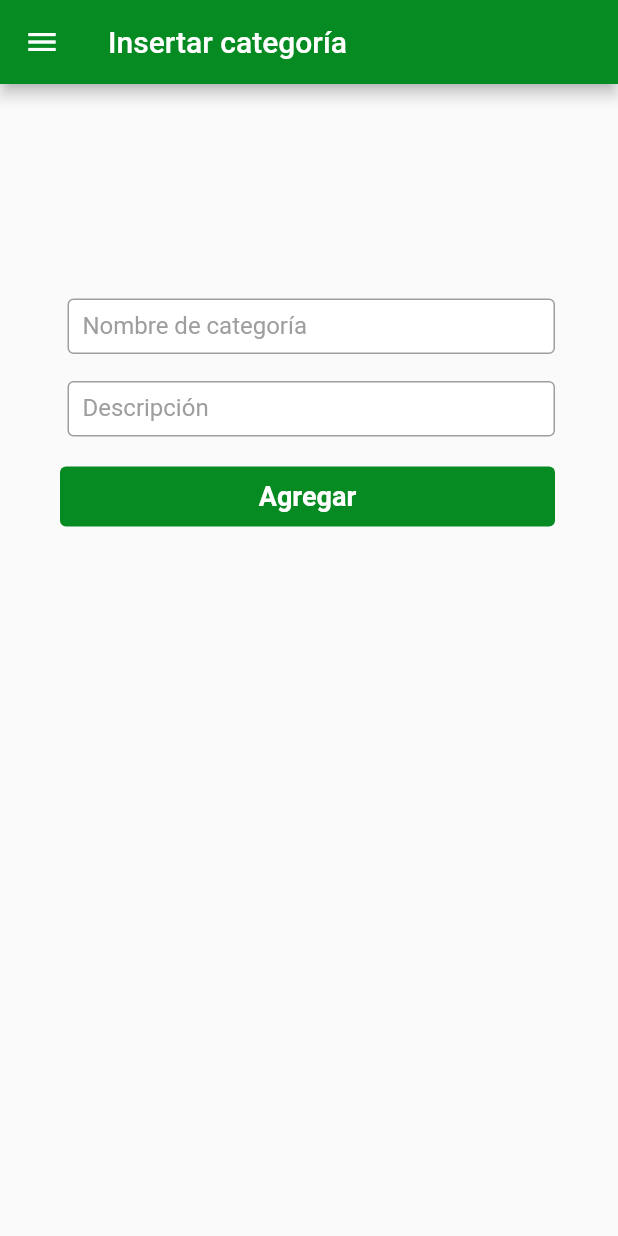
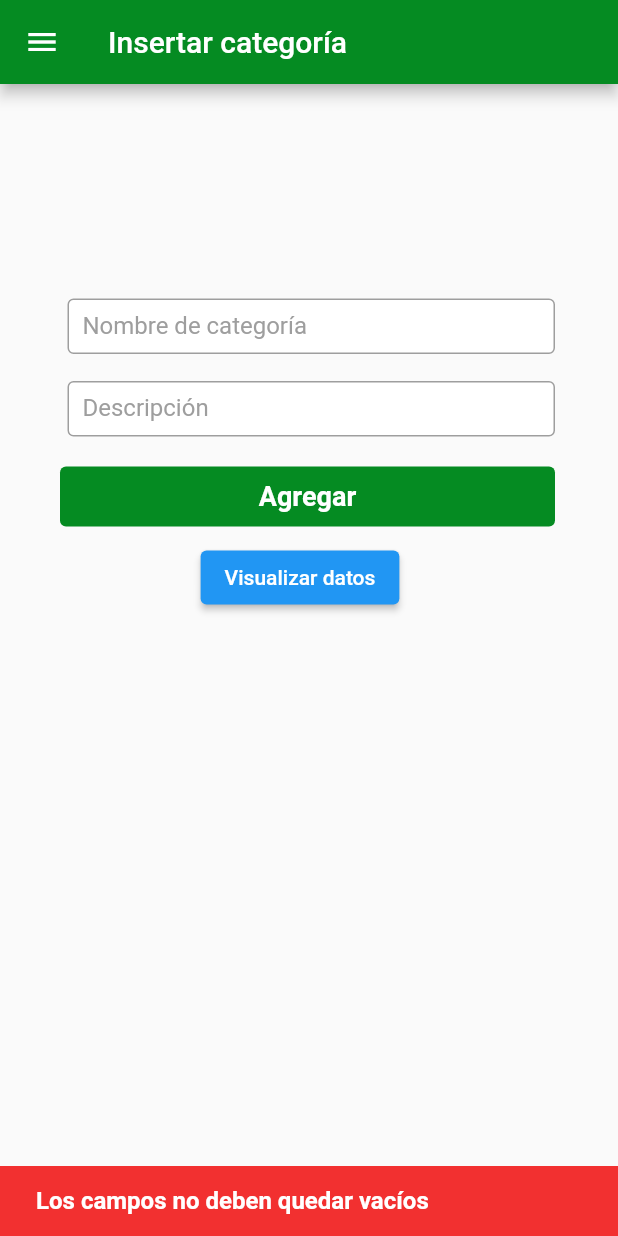
Before and after one commit to frankpezo/restaurant_app, a Flutter app: the AdminCatInsert screen opened directly with empty values, after a tap on "Agregar", on a phone screen of 412 x 824 dp. Run offline on Flutter 3.47's test engine with Material 2 defaults, Android fonts, the phone set to English and light mode, and no system bars.

Commit message:
Agregando el insertar categorías del admin

```diff
--- a/lib/view/componentes/adminCatInsert.dart
+++ b/lib/view/componentes/adminCatInsert.dart
@@ -1,7 +1,10 @@
+import 'dart:convert';
+
 import 'package:flutter/material.dart';
 import 'package:restaurant_app/view/admin.dart';
-
+import 'package:restaurant_app/view/componentes/adminCatList.dart';
 import '../login.dart';
+import 'package:http/http.dart' as http;
 
 class AdminCatInsert extends StatefulWidget {
   String user;
@@ -19,6 +22,53 @@ class _AdminCatInsertState extends State<AdminCatInsert> {
   void cleanText() {
     name.clear();
     description.clear();
+  }
+
+//2. Consumir la APi
+  Future<void> insertCat() async {
+    //2.1. Validamos los campos
+    if (name.text.isNotEmpty && description.text.isNotEmpty) {
+      //2.2. Hacemos un try-catch
+      try {
+        //2.2.1. Consumimos la Api
+        Uri url = Uri.parse("http://10.0.2.2/cajuephp/insertCat.php");
+        //2.2.2. Hacemos la petición
+        var res = await http.post(url,
+            body: {'name': name.text, 'description': description.text});
+        print(res.body);
+        //2.3. Validamos la respuesta
+        var response = jsonDecode(res.body);
+        if (response['success'] == "true") {
+          print('Se registró con éxito');
+          ScaffoldMessenger.of(context).showSnackBar(SnackBar(
+            backgroundColor: Color.fromARGB(255, 0, 237, 32),
+            content: Text(
+              'Categoría agregada con éxito',
+              style: TextStyle(
+                  color: Colors.white,
+                  fontSize: 16,
+                  fontWeight: FontWeight.bold),
+            ),
+            duration: Duration(seconds: 5),
+          ));
+        } else {
+          print('Algo salió mal');
+        }
+      } catch (e) {
+        print(e);
+      }
+    } else {
+      print('No pueden quedar vacíos los campos');
+      ScaffoldMessenger.of(context).showSnackBar(SnackBar(
+        backgroundColor: Color.fromARGB(255, 242, 48, 48),
+        content: Text(
+          'Los campos no deben quedar vacíos',
+          style: TextStyle(
+              color: Colors.white, fontSize: 16, fontWeight: FontWeight.bold),
+        ),
+        duration: Duration(seconds: 5),
+      ));
+    }
   }
 
   @override
@@ -212,8 +262,10 @@ class _AdminCatInsertState extends State<AdminCatInsert> {
                   //1. Para que nos lleve a la página deseada
                   onTap: () {
                     //Para que se limpie la pantalla
+
+                    //Aquí debe ir la función de la API
+                    insertCat();
                     cleanText();
-                    //Aquí debe ir la función de la API
                   },
 
                   child: Container(
@@ -235,6 +287,21 @@ class _AdminCatInsertState extends State<AdminCatInsert> {
                     ),
                   ),
                 ),
+
+                //Para poder visualizar los datos
+                Container(
+                    margin: EdgeInsets.all(10),
+                    child: Builder(builder: (BuildContext context) {
+                      return ElevatedButton(
+                        onPressed: () {
+                          Navigator.push(
+                              context,
+                              MaterialPageRoute(
+                                  builder: (context) => AdminCatList()));
+                        },
+                        child: Text('Visualizar datos'),
+                      );
+                    })),
               ],
             ),
           ),
```
